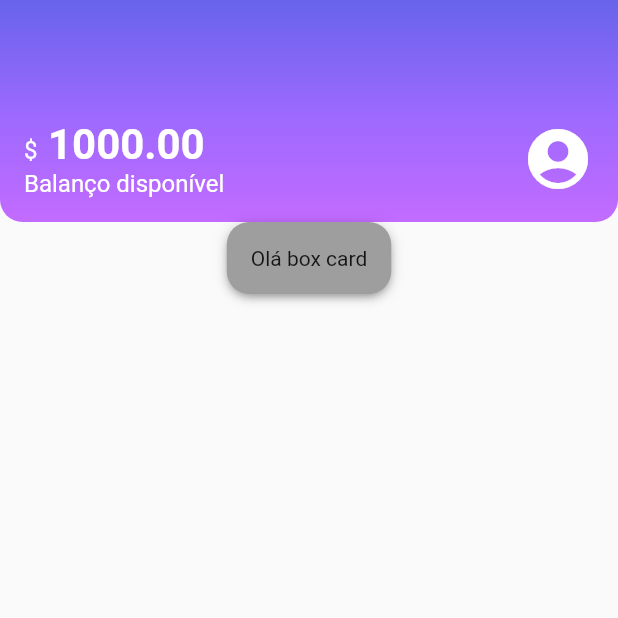
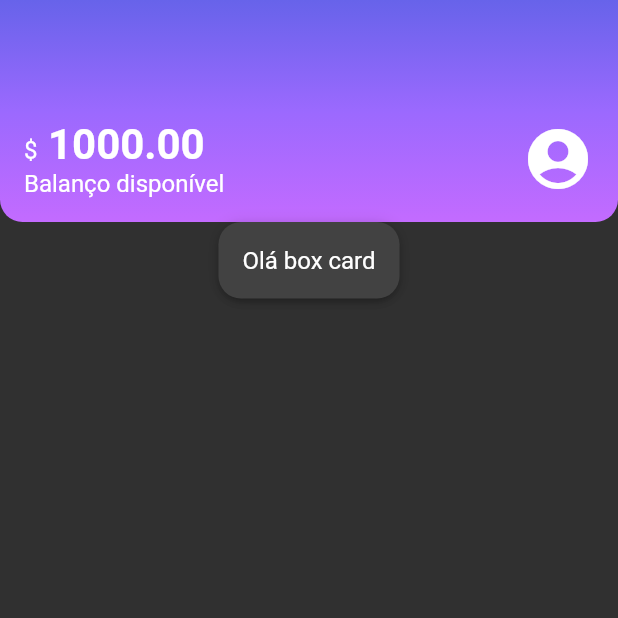
Before and after one commit to ohenriquemonte/Flutter-estilizando-e-reproduzindo-layouts, a Flutter app: the screen it shows after launch, on a phone screen of 412 x 824 dp, the top half of it. Run offline on Flutter 3.47's test engine with Material 2 defaults, Android fonts, the phone set to English and light mode, and no system bars; our stand-ins replace device_preview.

Commit message:
04. Implementando temas

```diff
--- a/lib/components/box_card.dart
+++ b/lib/components/box_card.dart
@@ -15,7 +15,7 @@ class BoxCard extends StatelessWidget {
       padding: const EdgeInsets.all(16),
       decoration: BoxDecoration(
         boxShadow: kElevationToShadow[3],
-        color: Colors.grey,
+        color: Theme.of(context).cardColor,
         borderRadius: BorderRadius.circular(15),
       ),
       child: boxContent,
--- a/lib/components/sections/header.dart
+++ b/lib/components/sections/header.dart
@@ -1,4 +1,5 @@
 import 'package:flutter/material.dart';
+import 'package:flutter_estilizando_layouts_alr/themes/theme_colors.dart';
 
 class Header extends StatelessWidget {
   const Header({super.key});
@@ -10,11 +11,7 @@ class Header extends StatelessWidget {
         gradient: LinearGradient(
           begin: Alignment.topCenter,
           end: Alignment.bottomCenter,
-          colors: [
-            Color.fromRGBO(103, 99, 234, 1),
-            Color.fromRGBO(155, 105, 254, 1),
-            Color.fromRGBO(195, 107, 255, 1),
-          ],
+          colors: ThemeColors.headerGradient,
         ),
         borderRadius: BorderRadius.vertical(bottom: Radius.circular(15)),
       ),
@@ -25,20 +22,19 @@ class Header extends StatelessWidget {
           children: [
             Column(
               crossAxisAlignment: CrossAxisAlignment.start,
-              children: const [
+              children: [
                 Text.rich(
                   TextSpan(
                     text: '\$',
-                    style: TextStyle(
-                      fontSize: 16,
-                      color: Colors.white,
-                    ),
                     children: [
-                      TextSpan(text: ' 1000.00', style: TextStyle(fontSize: 28, fontWeight: FontWeight.bold, color: Colors.white)),
+                      TextSpan(
+                        text: ' 1000.00',
+                        style: Theme.of(context).textTheme.bodyLarge,
+                      ),
                     ],
                   ),
                 ),
-                Text('Balanço disponível', style: TextStyle(fontSize: 16, color: Colors.white)),
+                const Text('Balanço disponível'),
               ],
             ),
             const Icon(Icons.account_circle, size: 48, color: Colors.white),
--- a/lib/main.dart
+++ b/lib/main.dart
@@ -2,6 +2,7 @@ import 'package:device_preview/device_preview.dart';
 import 'package:flutter/foundation.dart';
 import 'package:flutter/material.dart';
 import 'package:flutter_estilizando_layouts_alr/screens/home.dart';
+import 'package:flutter_estilizando_layouts_alr/themes/my_theme.dart';
 
 void main() {
   runApp(
@@ -19,9 +20,7 @@ class Alubank extends StatelessWidget {
   Widget build(BuildContext context) {
     return MaterialApp(
       title: 'Alubank',
-      theme: ThemeData(
-        primarySwatch: Colors.blue,
-      ),
+      theme: MyTheme,
       home: const Home(),
       builder: DevicePreview.appBuilder, // Add the builder here
     );
--- /dev/null
+++ b/lib/themes/my_theme.dart
@@ -0,0 +1,18 @@
+import 'package:flutter/material.dart';
+import 'package:flutter_estilizando_layouts_alr/themes/theme_colors.dart';
+
+ThemeData MyTheme = ThemeData(
+  primaryColor: ThemeColors.primaryColor,
+  primarySwatch: ThemeColors.primaryColor,
+  brightness: Brightness.dark,
+  textTheme: const TextTheme(
+    bodyMedium: TextStyle(
+      fontSize: 16,
+      color: Colors.white,
+    ),
+    bodyLarge: TextStyle(
+      fontSize: 28,
+      fontWeight: FontWeight.bold,
+    ),
+  ),
+);
--- /dev/null
+++ b/lib/themes/theme_colors.dart
@@ -0,0 +1,10 @@
+import 'package:flutter/material.dart';
+
+class ThemeColors {
+  static const MaterialColor primaryColor = Colors.purple;
+  static const List<Color> headerGradient = [
+    Color.fromRGBO(103, 99, 234, 1),
+    Color.fromRGBO(155, 105, 254, 1),
+    Color.fromRGBO(195, 107, 255, 1),
+  ];
+}
```
